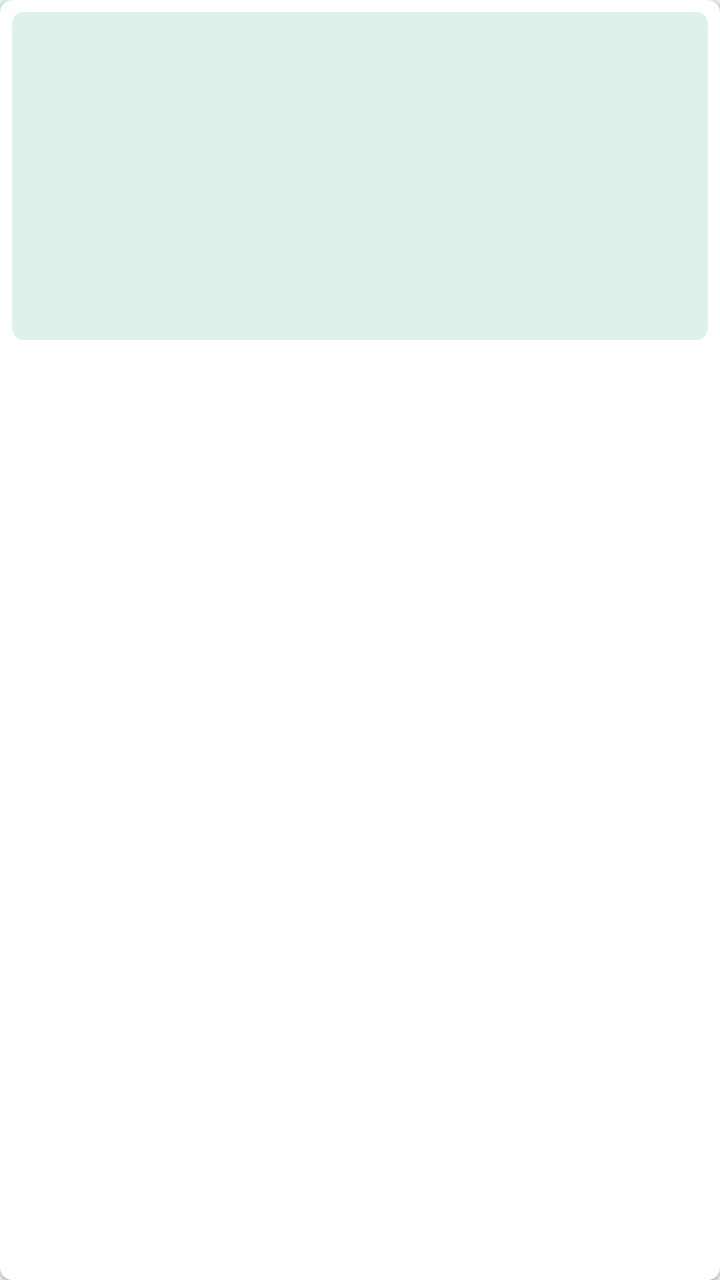
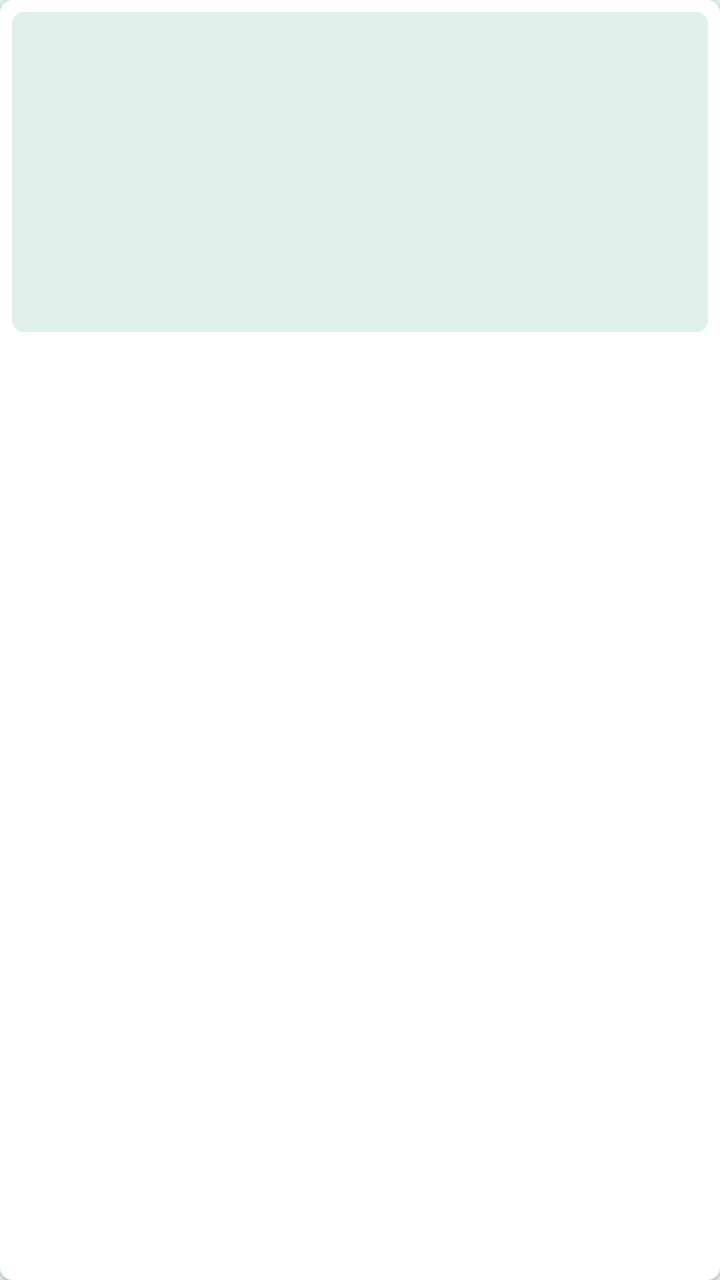

The first picture is an Android layout as it rendered before a commit; the second is the same layout after the commit. The layout source and the unified diff follow.
<!-- AndroidManifest.xml: application theme Theme.EpubReader -->
<!-- res/layout/item_home_book.xml -->
<?xml version="1.0" encoding="utf-8"?>
<com.google.android.material.card.MaterialCardView xmlns:android="http://schemas.android.com/apk/res/android"
    xmlns:app="http://schemas.android.com/apk/res-auto"
    android:layout_width="120dp"
    android:layout_height="240dp"
    android:layout_marginEnd="12dp"
    app:cardBackgroundColor="?attr/colorSurface"
    app:cardCornerRadius="6dp"
    app:cardElevation="1dp">

    <LinearLayout
        android:layout_width="match_parent"
        android:layout_height="wrap_content"
        android:orientation="vertical"
        android:padding="6dp">

        <FrameLayout
            android:layout_width="match_parent"
            android:layout_height="164dp">

            <ImageView
                android:id="@+id/cover"
                android:layout_width="match_parent"
                android:layout_height="match_parent"
                android:background="@drawable/cover_frame"
                android:contentDescription="@string/book_cover"
                android:scaleType="fitCenter" />

            <TextView
                android:id="@+id/progressBadge"
                android:layout_width="wrap_content"
                android:layout_height="wrap_content"
                android:layout_gravity="top|end"
                android:layout_margin="6dp"
                android:background="@drawable/badge_bg"
                android:paddingStart="6dp"
                android:paddingTop="2dp"
                android:paddingEnd="6dp"
                android:paddingBottom="2dp"
                android:textColor="@color/dark_text"
                android:textSize="10sp"
                android:textStyle="bold"
                android:visibility="gone" />

            <View
                android:id="@+id/progressTrack"
                android:layout_width="match_parent"
                android:layout_height="3dp"
                android:layout_gravity="bottom"
                android:background="@color/progress_track"
                android:visibility="gone" />

            <View
                android:id="@+id/progressFill"
                android:layout_width="match_parent"
                android:layout_height="3dp"
                android:layout_gravity="bottom|start"
                android:background="@color/progress_fill"
                android:pivotX="0"
                android:visibility="gone" />
        </FrameLayout>

        <TextView
            android:id="@+id/title"
            android:layout_width="match_parent"
            android:layout_height="18dp"
            android:layout_marginTop="8dp"
            android:ellipsize="end"
            android:maxLines="1"
            android:textColor="?android:textColorPrimary"
            android:textSize="12sp"
            android:textStyle="bold" />

        <TextView
            android:id="@+id/author"
            android:layout_width="match_parent"
            android:layout_height="16dp"
            android:layout_marginTop="2dp"
            android:ellipsize="end"
            android:maxLines="1"
            android:textColor="?android:textColorSecondary"
            android:textSize="11sp" />
    </LinearLayout>
</com.google.android.material.card.MaterialCardView>
<!-- resources referenced by this layout -->
<resources>
  <color name="dark_text">@color/palette_mint</color>
  <color name="progress_fill">@color/palette_mint</color>
  <color name="progress_track">@color/palette_slate</color>
  <!-- drawable badge_bg (drawable) -->
  <?xml version="1.0" encoding="utf-8"?>
  <shape xmlns:android="http://schemas.android.com/apk/res/android" android:shape="rectangle">
      <solid android:color="@color/palette_purple" />
      <corners android:radius="3dp" />
  </shape>
  <!-- drawable cover_frame (drawable) -->
  <?xml version="1.0" encoding="utf-8"?>
  <shape xmlns:android="http://schemas.android.com/apk/res/android" android:shape="rectangle">
      <solid android:color="@color/cover_placeholder" />
      <corners android:radius="6dp" />
  </shape>
  <string name="book_cover">Book cover</string>
  <style name="Theme.EpubReader" parent="Theme.MaterialComponents.DayNight.NoActionBar">
          <item name="android:windowBackground">@color/light_bg</item>
          
          <item name="android:statusBarColor">@color/black</item>
          <item name="android:navigationBarColor">@color/black</item>
          <item name="android:windowLightStatusBar">false</item>
          <item name="android:windowLightNavigationBar">false</item>
          <item name="android:windowTranslucentStatus">false</item>
          <item name="android:enforceStatusBarContrast" tools:targetApi="q">false</item>
          <item name="android:enforceNavigationBarContrast" tools:targetApi="q">false</item>
          <item name="android:fitsSystemWindows">true</item>
          <item name="colorPrimary">@color/accent</item>
          <item name="colorPrimaryVariant">@color/accent_dark</item>
          <item name="colorOnPrimary">@color/white</item>
          <item name="colorSecondary">@color/secondary</item>
          <item name="colorOnSecondary">@color/white</item>
          <item name="android:colorBackground">@color/light_bg</item>
          <item name="colorSurface">@color/light_surface</item>
          <item name="colorOnSurface">@color/light_text</item>
          <item name="android:textColorPrimary">@color/light_text</item>
          <item name="android:textColorSecondary">@color/light_text_muted</item>
      </style>
  <color name="palette_mint">#E0F0EA</color>
  <color name="palette_slate">#95ADBE</color>
  <color name="palette_purple">#574F7D</color>
  <color name="cover_placeholder">@color/palette_mint</color>
  <color name="light_bg">@color/palette_mint</color>
  <color name="black">#000000</color>
  <color name="accent">@color/palette_plum</color>
  <color name="accent_dark">@color/palette_purple</color>
  <color name="white">#FFFFFF</color>
  <color name="secondary">@color/palette_slate</color>
  <color name="light_surface">@color/white</color>
  <color name="light_text">@color/palette_eggplant</color>
  <color name="light_text_muted">@color/palette_purple</color>
  <color name="palette_plum">#503A65</color>
  <color name="palette_eggplant">#3C2A4D</color>
</resources>

<!-- the commit's change to res/layout/item_home_book.xml (unified diff, before → after) -->
@@ -16,7 +16,7 @@
 
         <FrameLayout
             android:layout_width="match_parent"
-            android:layout_height="164dp">
+            android:layout_height="160dp">
 
             <ImageView
                 android:id="@+id/cover"
@@ -24,7 +24,7 @@
                 android:layout_height="match_parent"
                 android:background="@drawable/cover_frame"
                 android:contentDescription="@string/book_cover"
-                android:scaleType="fitCenter" />
+                android:scaleType="centerCrop" />
 
             <TextView
                 android:id="@+id/progressBadge"
@@ -63,7 +63,7 @@
         <TextView
             android:id="@+id/title"
             android:layout_width="match_parent"
-            android:layout_height="18dp"
+            android:layout_height="16dp"
             android:layout_marginTop="8dp"
             android:ellipsize="end"
             android:maxLines="1"
@@ -74,7 +74,7 @@
         <TextView
             android:id="@+id/author"
             android:layout_width="match_parent"
-            android:layout_height="16dp"
+            android:layout_height="15dp"
             android:layout_marginTop="2dp"
             android:ellipsize="end"
             android:maxLines="1"
